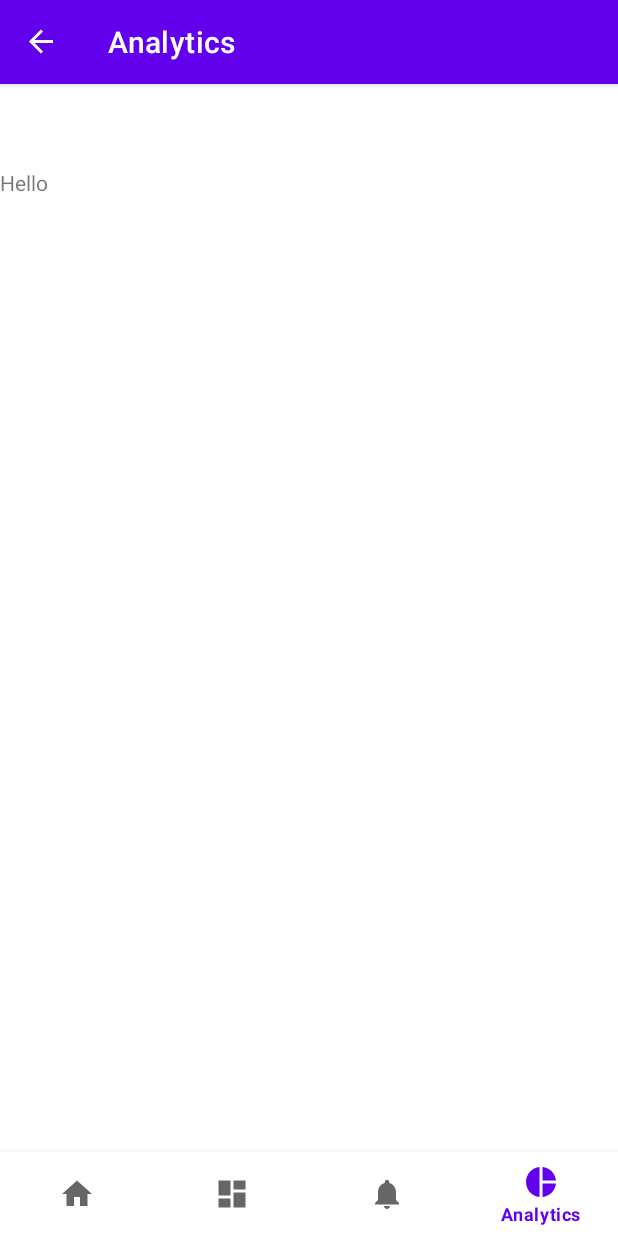
After one commit to ST10385543/SpendySenseApp, an Android app: the AnalyticsFragment screen opened through its navigation route, on a phone screen of 412 x 824 dp. The commit adds this screen. Run offline under Robolectric (Android 15) with nearby library versions, the phone set to English and light mode, and no system bars; our stand-ins replace navigation-ui.

Commit message:
Fragment added

```diff
--- a/app/build.gradle.kts
+++ b/app/build.gradle.kts
@@ -48,6 +48,8 @@ dependencies {
     implementation(libs.androidx.lifecycle.viewmodel.ktx)
     implementation(libs.androidx.navigation.fragment.ktx)
     implementation(libs.androidx.navigation.ui.ktx)
+    implementation(libs.androidx.legacy.support.v4)
+    implementation(libs.androidx.fragment.ktx)
     testImplementation(libs.junit)
     androidTestImplementation(libs.androidx.junit)
     androidTestImplementation(libs.androidx.espresso.core)
--- /dev/null
+++ b/app/src/main/java/com/example/spendysenseapp/ui/analytics/AnalyticsFragment.kt
@@ -0,0 +1,31 @@
+package com.example.spendysenseapp.ui.analytics
+
+import androidx.fragment.app.viewModels
+import android.os.Bundle
+import androidx.fragment.app.Fragment
+import android.view.LayoutInflater
+import android.view.View
+import android.view.ViewGroup
+import com.example.spendysenseapp.R
+
+class AnalyticsFragment : Fragment() {
+
+    companion object {
+        fun newInstance() = AnalyticsFragment()
+    }
+
+    private val viewModel: AnalyticsViewModel by viewModels()
+
+    override fun onCreate(savedInstanceState: Bundle?) {
+        super.onCreate(savedInstanceState)
+
+        // TODO: Use the ViewModel
+    }
+
+    override fun onCreateView(
+        inflater: LayoutInflater, container: ViewGroup?,
+        savedInstanceState: Bundle?
+    ): View {
+        return inflater.inflate(R.layout.fragment_analytics, container, false)
+    }
+}
--- /dev/null
+++ b/app/src/main/java/com/example/spendysenseapp/ui/analytics/AnalyticsViewModel.kt
@@ -0,0 +1,7 @@
+package com.example.spendysenseapp.ui.analytics
+
+import androidx.lifecycle.ViewModel
+
+class AnalyticsViewModel : ViewModel() {
+    // TODO: Implement the ViewModel
+}
--- /dev/null
+++ b/app/src/main/res/drawable/baseline_pie_chart_24.xml
@@ -0,0 +1,5 @@
+<vector xmlns:android="http://schemas.android.com/apk/res/android" android:height="24dp" android:tint="#000000" android:viewportHeight="24" android:viewportWidth="24" android:width="24dp">
+
+    <path android:fillColor="@android:color/white" android:pathData="M11,2v20c-5.07,-0.5 -9,-4.79 -9,-10s3.93,-9.5 9,-10zM13.03,2v8.99L22,10.99c-0.47,-4.74 -4.24,-8.52 -8.97,-8.99zM13.03,13.01L13.03,22c4.74,-0.47 8.5,-4.25 8.97,-8.99h-8.97z"/>
+
+</vector>
--- /dev/null
+++ b/app/src/main/res/layout/fragment_analytics.xml
@@ -0,0 +1,13 @@
+<?xml version="1.0" encoding="utf-8"?>
+<FrameLayout xmlns:android="http://schemas.android.com/apk/res/android"
+    xmlns:tools="http://schemas.android.com/tools"
+    android:layout_width="match_parent"
+    android:layout_height="match_parent"
+    tools:context=".ui.analytics.AnalyticsFragment">
+
+    <TextView
+        android:layout_width="match_parent"
+        android:layout_height="match_parent"
+        android:text="Hello" />
+
+</FrameLayout>
--- a/app/src/main/res/menu/bottom_nav_menu.xml
+++ b/app/src/main/res/menu/bottom_nav_menu.xml
@@ -15,5 +15,8 @@
         android:id="@+id/navigation_notifications"
         android:icon="@drawable/ic_notifications_black_24dp"
         android:title="@string/title_notifications" />
+    <item android:id="@+id/navigation_analytics"
+        android:title="Analytics"
+        android:icon="@drawable/baseline_pie_chart_24"/>
 
 </menu>
--- a/app/src/main/res/navigation/mobile_navigation.xml
+++ b/app/src/main/res/navigation/mobile_navigation.xml
@@ -22,4 +22,10 @@
         android:name="com.example.spendysenseapp.ui.notifications.NotificationsFragment"
         android:label="@string/title_notifications"
         tools:layout="@layout/fragment_notifications" />
+
+    <fragment
+        android:id="@+id/navigation_analytics"
+        android:name="com.example.spendysenseapp.ui.analytics.AnalyticsFragment"
+        android:label="Analytics"
+        tools:layout="@layout/fragment_analytics" />
 </navigation>
--- a/gradle/libs.versions.toml
+++ b/gradle/libs.versions.toml
@@ -12,6 +12,8 @@ lifecycleLivedataKtx = "2.8.7"
 lifecycleViewmodelKtx = "2.8.7"
 navigationFragmentKtx = "2.8.9"
 navigationUiKtx = "2.8.9"
+legacySupportV4 = "1.0.0"
+fragmentKtx = "1.5.6"
 
 [libraries]
 androidx-core-ktx = { group = "androidx.core", name = "core-ktx", version.ref = "coreKtx" }
@@ -25,6 +27,8 @@ androidx-lifecycle-livedata-ktx = { group = "androidx.lifecycle", name = "lifecy
 androidx-lifecycle-viewmodel-ktx = { group = "androidx.lifecycle", name = "lifecycle-viewmodel-ktx", version.ref = "lifecycleViewmodelKtx" }
 androidx-navigation-fragment-ktx = { group = "androidx.navigation", name = "navigation-fragment-ktx", version.ref = "navigationFragmentKtx" }
 androidx-navigation-ui-ktx = { group = "androidx.navigation", name = "navigation-ui-ktx", version.ref = "navigationUiKtx" }
+androidx-legacy-support-v4 = { group = "androidx.legacy", name = "legacy-support-v4", version.ref = "legacySupportV4" }
+androidx-fragment-ktx = { group = "androidx.fragment", name = "fragment-ktx", version.ref = "fragmentKtx" }
 
 [plugins]
 android-application = { id = "com.android.application", version.ref = "agp" }
```
